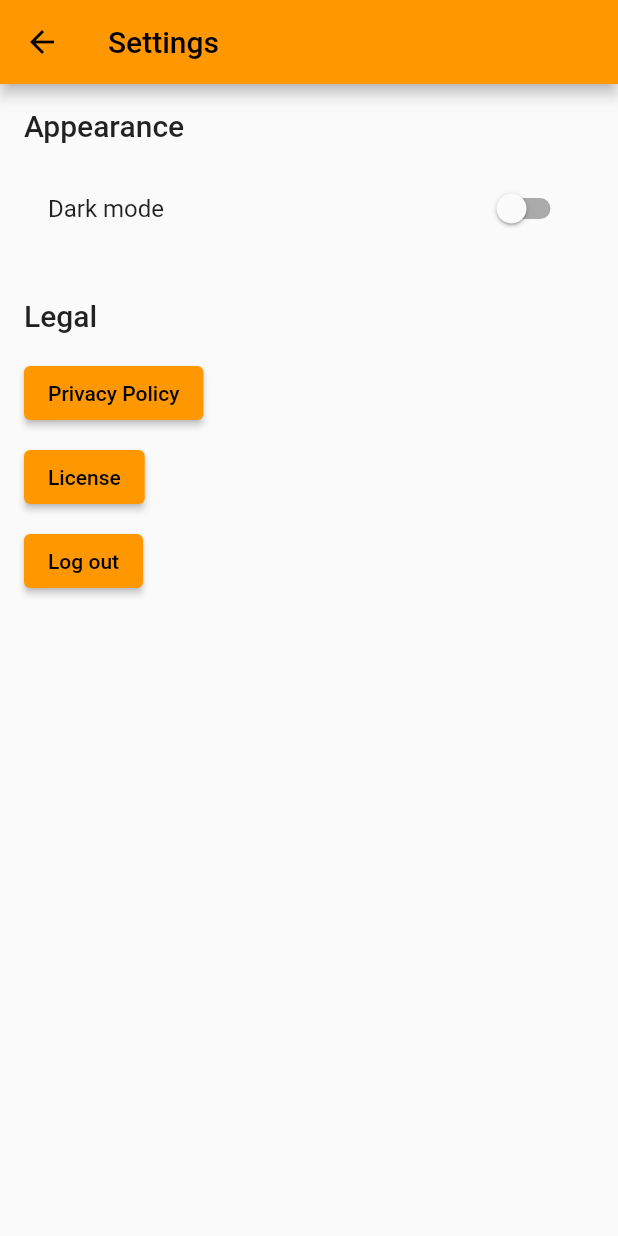
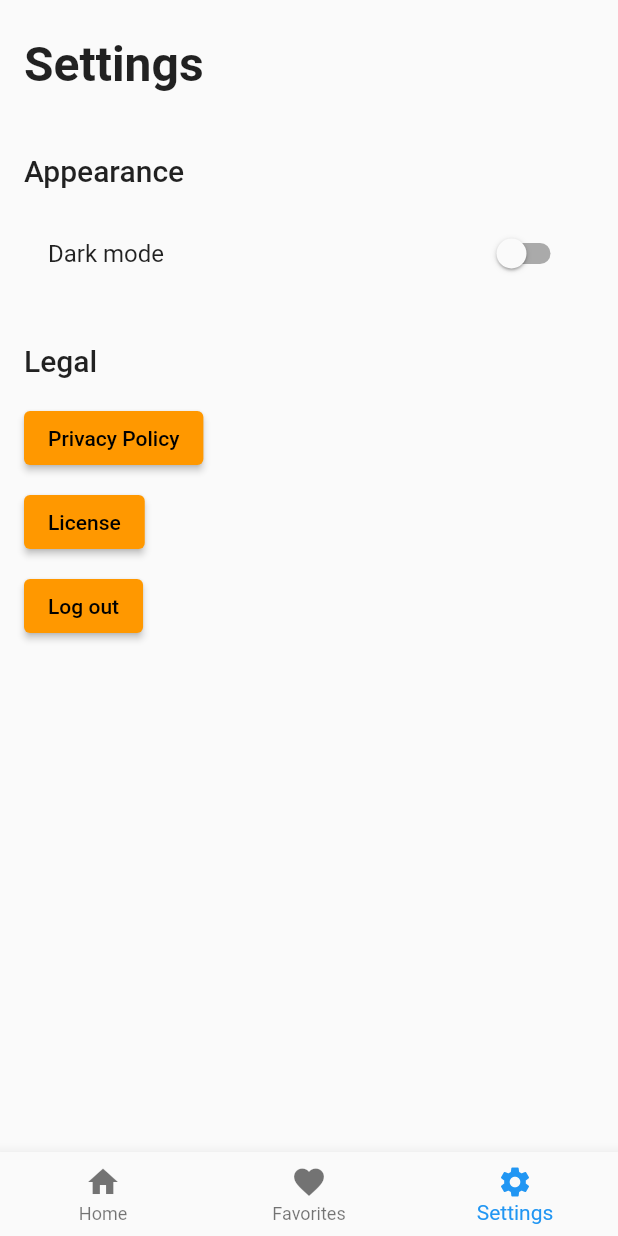
Before and after one commit to MatiasKauranen/MealMaster, a Flutter app: the SettingsScreen screen opened by its route, on a phone screen of 412 x 824 dp. Run offline on Flutter 3.47's test engine with Material 2 defaults, Android fonts, the phone set to English and light mode, and no system bars; our stand-ins replace firebase_auth, firebase_core, shared_preferences; accounts and stored records are empty; network calls fail.

Commit message:
Navbar updated
Navbar updated with "setting" button and now navbar work in every intended page, also little improvements else.

```diff
--- /dev/null
+++ b/lib/components/navbar.dart
@@ -0,0 +1,36 @@
+import 'package:flutter/material.dart';
+
+class CustomBottomNavigationBar extends StatelessWidget {
+  final int selectedIndex;
+  final Function(int) onItemTapped;
+
+  const CustomBottomNavigationBar({
+    Key? key,
+    required this.selectedIndex,
+    required this.onItemTapped,
+  }) : super(key: key);
+
+  @override
+  Widget build(BuildContext context) {
+    return BottomNavigationBar(
+      items: <BottomNavigationBarItem>[
+        BottomNavigationBarItem(
+          icon: Icon(Icons.home),
+          label: 'Home',
+        ),
+        BottomNavigationBarItem(
+          icon: Icon(Icons.favorite),
+          label: 'Favorites',
+        ),
+        BottomNavigationBarItem(
+          icon: Icon(Icons.settings),
+          label: 'Settings',
+        ),
+      ],
+      currentIndex: selectedIndex,
+      selectedItemColor: Colors.blue,
+      unselectedLabelStyle: TextStyle(color: Colors.transparent),
+      onTap: onItemTapped,
+    );
+  }
+}
--- a/lib/main.dart
+++ b/lib/main.dart
@@ -16,10 +16,6 @@ class MyApp extends StatelessWidget {
       theme: ThemeData(
         brightness: Brightness.light,
         primarySwatch: Colors.orange,
-      ),
-      darkTheme: ThemeData(
-        brightness: Brightness.dark,
-        primarySwatch: Colors.blue,
       ),
       themeMode: ThemeMode.system,
       debugShowCheckedModeBanner: false,
--- a/lib/settings_screen.dart
+++ b/lib/settings_screen.dart
@@ -1,5 +1,8 @@
 import 'package:flutter/material.dart';
 import 'package:url_launcher/url_launcher.dart';
+import 'package:mealmaster/components/navbar.dart';
+import 'package:mealmaster/favorites_screen.dart';
+import 'package:mealmaster/home_screen.dart';
 
 class SettingsScreen extends StatefulWidget {
   static const String id = 'settings_screen';
@@ -14,17 +17,27 @@ class _SettingsScreenState extends State<SettingsScreen> {
   @override
   Widget build(BuildContext context) {
     return Scaffold(
-      appBar: AppBar(
-        title: Text('Settings'),
+      body: Column(
+        crossAxisAlignment: CrossAxisAlignment.start,
+        children: [
+          Padding(
+            padding: const EdgeInsets.symmetric(horizontal: 16.0, vertical: 24.0),
+            child: Text(
+                'Settings',
+                style: TextStyle(
+                  fontSize: 32.0,
+                  fontWeight: FontWeight.bold,
                 ),
-      body: Padding(
+              ),
+          ),
+          Padding(
             padding: const EdgeInsets.all(16.0),
             child: Column(
               crossAxisAlignment: CrossAxisAlignment.start,
               children: [
                 Text(
                   'Appearance',
-              style: Theme.of(context).textTheme.headline6,
+                  style: Theme.of(context).textTheme.titleLarge,
                 ),
                 SizedBox(height: 16.0),
                 SwitchListTile(
@@ -48,7 +61,7 @@ class _SettingsScreenState extends State<SettingsScreen> {
                 SizedBox(height: 32.0),
                 Text(
                   'Legal',
-              style: Theme.of(context).textTheme.headline6,
+                  style: Theme.of(context).textTheme.titleLarge,
                 ),
                 SizedBox(height: 16.0),
                 ElevatedButton(
@@ -84,6 +97,18 @@ class _SettingsScreenState extends State<SettingsScreen> {
               ],
             ),
           ),
+        ],
+      ),
+      bottomNavigationBar: CustomBottomNavigationBar(
+        selectedIndex: 2,
+        onItemTapped: (index) {
+          if (index == 0) {
+            Navigator.pushReplacementNamed(context, HomeScreen.id);
+          } else if (index == 1) {
+            Navigator.pushReplacementNamed(context, FavoritesScreen.id);
+          }
+        },
+      ),
     );
   }
 }
--- a/lib/welcome_screen.dart
+++ b/lib/welcome_screen.dart
@@ -17,12 +17,10 @@ class WelcomeScreen extends StatelessWidget {
               height: 400,
               width: 300,
             ),
-            SizedBox(height: 0.0),
             Text(
               'Welcome to MealMaster!',
               style: TextStyle(fontSize: 24.0),
             ),
-            SizedBox(height: 8.0),
             Text(
               'Your new recipe book',
               style: TextStyle(fontSize: 18.0),
@@ -34,12 +32,10 @@ class WelcomeScreen extends StatelessWidget {
               },
               child: Text('Register'),
             ),
-            SizedBox(height: 32.0),
             Text(
               'Already registered?',
               style: TextStyle(fontSize: 16.0),
             ),
-            SizedBox(height: 8.0),
             ElevatedButton(
               onPressed: () {
                 Navigator.pushNamed(context, LoginScreen.id);
```
Also changed, not shown: lib/favorites_screen.dart (+7 -25 lines), lib/home_screen.dart (+9 -32 lines), lib/recipe_screen.dart (+26 -2 lines). Lines whose indentation alone changed are shown as unchanged.
